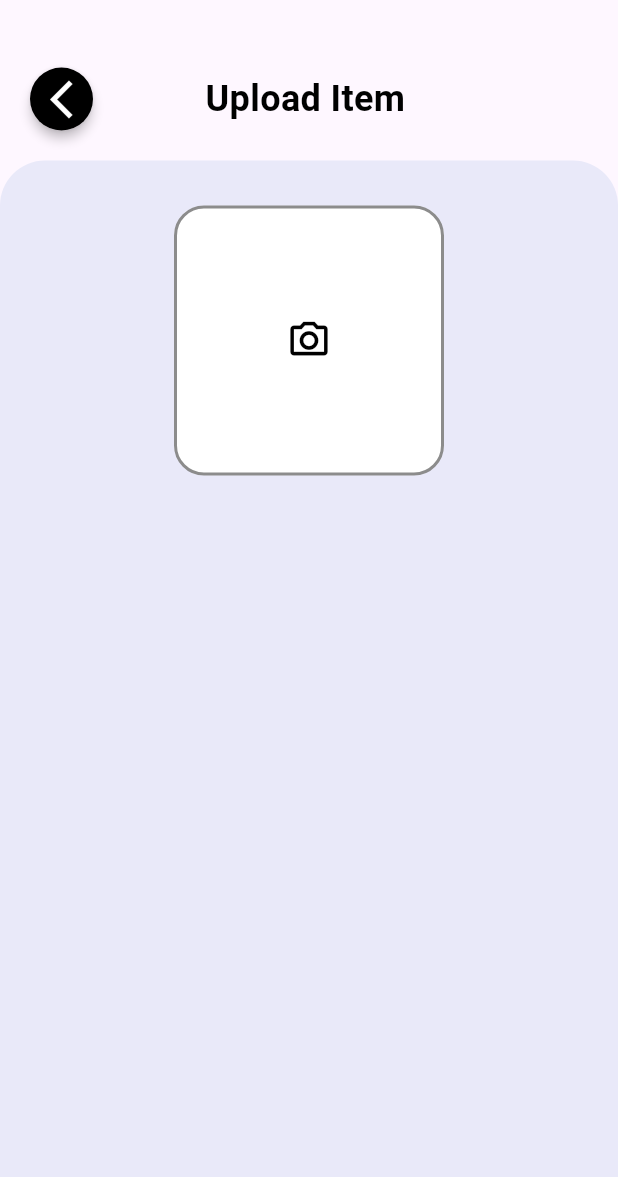
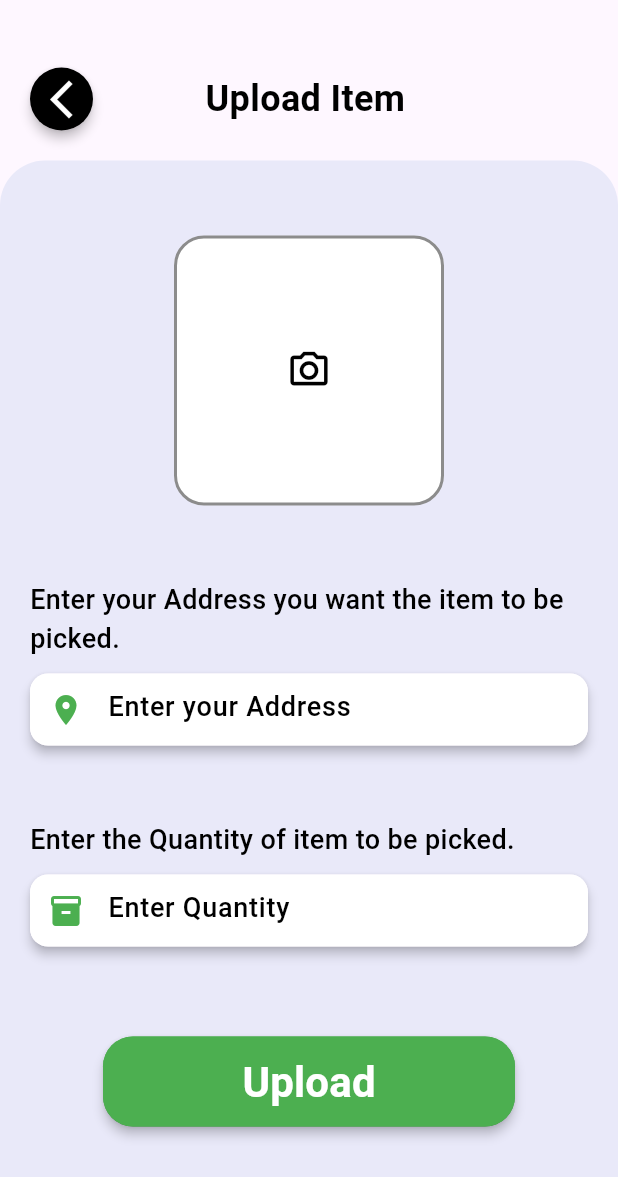
Before and after one commit to Ehabhanna1/Recycle-App, a Flutter app: the UploadItemView screen opened by its route, on a phone screen of 412 x 824 dp. Shown: the top 1177 px of the screen. Run offline on Flutter 3.47's test engine with Material 3 defaults, Android fonts, the phone set to English and light mode, and no system bars; our stand-ins replace cloud_firestore, firebase_auth, firebase_core, google_sign_in; accounts and stored records are empty.

Commit message:
finish upload item view ui

```diff
--- a/lib/core/widgets/custom_buttom.dart
+++ b/lib/core/widgets/custom_buttom.dart
@@ -2,9 +2,11 @@ import 'package:flutter/material.dart';
 import 'package:recycle_app/core/utils/app_text.dart/app_text.dart';
 
 class CustomButtom extends StatelessWidget {
-  const CustomButtom({super.key, this.onPressed, required this.title});
+  const CustomButtom({super.key, this.onPressed, required this.title, this.fontSize});
  final  void Function()? onPressed;
  final String title;
+
+ final double? fontSize;
   @override
   Widget build(BuildContext context) {
     return ElevatedButton(
@@ -20,6 +22,6 @@ class CustomButtom extends StatelessWidget {
         ),
       ),
       onPressed: onPressed,
-       child: Text(title, style: AppText.whiteTextStyle(20),));
+       child: Text(title, style: AppText.whiteTextStyle(fontSize??20),));
   }
 }
--- a/lib/features/home/widgets/categories_item.dart
+++ b/lib/features/home/widgets/categories_item.dart
@@ -1,5 +1,6 @@
 import 'package:flutter/material.dart';
 import 'package:recycle_app/core/utils/app_text.dart/app_text.dart';
+import 'package:recycle_app/core/utils/routing/app_routes.dart';
 
 class CategoriesItem extends StatelessWidget {
   const CategoriesItem({super.key, required this.image, required this.title});
@@ -7,7 +8,11 @@ class CategoriesItem extends StatelessWidget {
   final String title;
   @override
   Widget build(BuildContext context) {
-    return Column(
+    return GestureDetector(
+      onTap: (){
+        Navigator.pushNamed(context, AppRoutes.uploadItemView);
+      },
+      child: Column(
         children: [
           Container(
             padding: EdgeInsets.all(8),
@@ -26,6 +31,7 @@ class CategoriesItem extends StatelessWidget {
           SizedBox(height: 5),
           Text(title, style: AppText.normalTextStyle(20)),
         ],
+      ),
     );
   }
 }
--- a/lib/features/onboarding/onboarding_view.dart
+++ b/lib/features/onboarding/onboarding_view.dart
@@ -40,7 +40,7 @@ class OnboardingView extends StatelessWidget {
               width: double.infinity,
               child: CustomButtom(
                 onPressed: () {
-                  Navigator.pushNamed(context, AppRoutes.uploadItemView);
+                  Navigator.pushNamed(context, AppRoutes.homeView);
                 },
                 title: 'Get Started',
               ),
--- a/lib/features/upload_items/upload_item_view.dart
+++ b/lib/features/upload_items/upload_item_view.dart
@@ -1,9 +1,12 @@
-import 'package:flutter/cupertino.dart';
 import 'package:flutter/material.dart';
 import 'package:recycle_app/core/utils/app_text.dart/app_text.dart';
+import 'package:recycle_app/core/widgets/custom_buttom.dart';
+import 'package:recycle_app/features/upload_items/widgets/custom_text_field.dart';
 
 class UploadItemView extends StatefulWidget {
-  const UploadItemView({super.key});
+  const UploadItemView({super.key, this.category, this.id});
+
+  final String? category,id;
 
   @override
   State<UploadItemView> createState() => _UploadItemViewState();
@@ -21,7 +24,11 @@ class _UploadItemViewState extends State<UploadItemView> {
               padding: const EdgeInsets.only(left: 20),
               child: Row(
                 children: [
-                  Material(
+                  GestureDetector(
+                    onTap: (){
+                      Navigator.pop(context);
+                    },
+                    child: Material(
                       elevation: 3,
                       borderRadius: BorderRadius.circular(60),
                       child: Container(
@@ -31,6 +38,7 @@ class _UploadItemViewState extends State<UploadItemView> {
                           borderRadius: BorderRadius.circular(60),
                         ),
                         child: Icon(Icons.arrow_back_ios_new,color: Colors.white,size: 30,),
+                      ),
                     ),
                   ),
                   SizedBox(width: MediaQuery.of(context).size.width/5.5,),
@@ -51,9 +59,11 @@ class _UploadItemViewState extends State<UploadItemView> {
 
                 ),
                 child: Column(
+                  crossAxisAlignment: CrossAxisAlignment.start,
                   children: [
-                    SizedBox(height: 30,),
-                    Container(
+                    SizedBox(height: 50,),
+                    Center(
+                      child: Container(
                         height: 180,
                         width: 180,
                         decoration: BoxDecoration(
@@ -62,7 +72,43 @@ class _UploadItemViewState extends State<UploadItemView> {
                           borderRadius: BorderRadius.circular(20),
                         ),
                         child: Icon(Icons.camera_alt_outlined,color: Colors.black,size: 30,),
-                    )
+                      ),
+                    ),
+                      SizedBox(height: 50,),
+
+                      Padding(
+                        padding: const EdgeInsets.only(left: 20,right: 20),
+                        child: Text("Enter your Address you want the item to be picked.",style: AppText.normalTextStyle(18),),
+                      ),
+                      SizedBox(height: 10,),
+                      CustomTextField(hintText: "Enter your Address", prefixIcon: Icons.location_on),
+
+                      SizedBox(height: 50,),
+                       Padding(
+                        padding: const EdgeInsets.only(left: 20,right: 20),
+                        child: Text("Enter the Quantity of item to be picked.",style: AppText.normalTextStyle(18),),
+                      ),
+                      SizedBox(height: 10,),
+                      CustomTextField(hintText: "Enter Quantity", prefixIcon: Icons.inventory),
+
+
+                      SizedBox(height: 60,),
+                      Center(
+                        child: Container(
+                          decoration: BoxDecoration(
+                            color: Colors.green,
+                            borderRadius: BorderRadius.circular(20),
+                          ),
+                          height: 60,
+                          width: MediaQuery.of(context).size.width/1.5,
+                          child: CustomButtom(
+                            onPressed: (){},
+                            title: "Upload",fontSize: 28)
+                        ),
+                      ),
+
+
+
                   ],
                 ),
 
--- /dev/null
+++ b/lib/features/upload_items/widgets/custom_text_field.dart
@@ -0,0 +1,37 @@
+ import 'package:flutter/material.dart';
+import 'package:recycle_app/core/utils/app_text.dart/app_text.dart';
+
+class CustomTextField extends StatelessWidget {
+  const CustomTextField({super.key,required this.hintText,required this.prefixIcon});
+
+  final String hintText;
+  final IconData prefixIcon;
+
+  @override
+  Widget build(BuildContext context) {
+    return Container(
+      margin: EdgeInsets.symmetric(horizontal: 20),
+      child: Material(
+        elevation: 3,
+        borderRadius: BorderRadius.circular(12),
+        child: Container(
+          decoration: BoxDecoration(
+            color: Colors.white,
+            borderRadius: BorderRadius.circular(12),
+          ),
+          child: TextField(
+            decoration: InputDecoration(
+              border: InputBorder.none,
+
+              prefixIcon: Icon(prefixIcon, color: Colors.green),
+              hintText: hintText,
+              hintStyle: AppText.normalTextStyle(
+                18,
+              ),
+            ),
+          ),
+        ),
+      ),
+    );
+  }
+}
```
Lines whose indentation alone changed are shown as unchanged.
